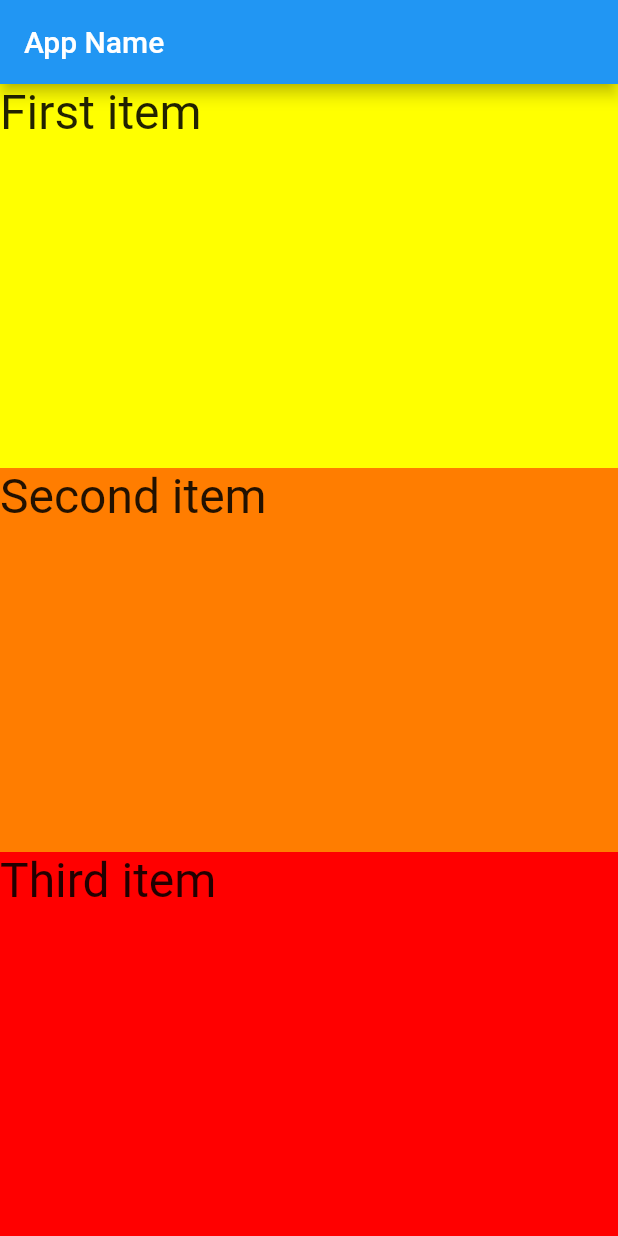
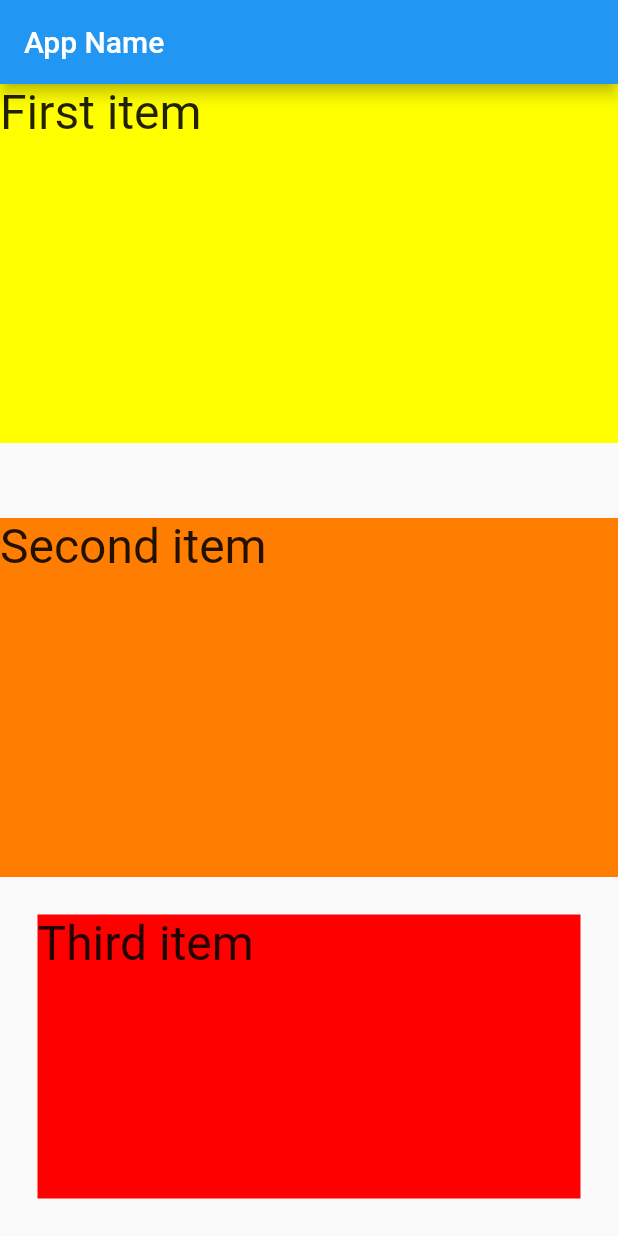
Before and after one commit to mouchi717/flutter_app_intro, a Flutter app: the screen it shows after launch, on a phone screen of 412 x 824 dp. Run offline on Flutter 3.47's test engine with Material 2 defaults, Android fonts, the phone set to English and light mode, and no system bars.

Commit message:
リスト3-13 Paddingを使ってみる

```diff
--- /dev/null
+++ b/lib/3-13/main.dart
@@ -0,0 +1,85 @@
+import 'package:flutter/material.dart';
+
+class MyApp313 extends StatelessWidget {
+
+  @override
+  Widget build(BuildContext context) {
+    return new MaterialApp(
+      title: 'Generated App',
+      theme: new ThemeData(
+        primarySwatch: Colors.blue,
+        primaryColor: const Color(0xFF2196f3),
+        accentColor: const Color(0xFF2196f3),
+        canvasColor: const Color(0xFFfafafa),
+      ),
+      home: new MyHomePage(),
+    );
+  }
+}
+
+class MyHomePage extends StatefulWidget {
+  MyHomePage({Key key}) : super(key: key);
+  @override
+  _MyHomePageState createState() => new _MyHomePageState();
+}
+
+class _MyHomePageState extends State<MyHomePage> {
+  @override
+  Widget build(BuildContext context) {
+    return new Scaffold(
+      appBar: new AppBar(
+        title: new Text('App Name'),
+      ),
+      body:
+        Column(
+          crossAxisAlignment: CrossAxisAlignment.stretch,
+          children: <Widget>[
+            Expanded(
+              child: Container(
+                color: Color.fromARGB(255, 255, 255, 0),
+                child: Text(
+                  'First item',
+                  style: TextStyle(fontSize: 32.0,
+                  fontWeight: FontWeight.w400,
+                  fontFamily: "Roboto"),
+                ),
+              ),
+            ),
+
+            Padding(
+              padding: EdgeInsets.all(25.0),
+            ),
+
+            Expanded(
+              child: Container(
+                color: Color.fromARGB(255, 255, 125, 0),
+                child: Text(
+                  'Second item',
+                    style: TextStyle(fontSize: 32.0,
+                      fontWeight: FontWeight.w400,
+                      fontFamily: "Roboto"),
+                ),
+              ),
+            ),
+
+            Expanded(
+              child: Padding(
+                padding: EdgeInsets.all(25.0),
+                child: Container(
+                  color: Color.fromARGB(255, 255, 0, 0),
+                  child: Text(
+                    'Third item',
+                      style: TextStyle(fontSize: 32.0,
+                        fontWeight: FontWeight.w400,
+                        fontFamily: "Roboto"),
+                  ),
+                ),
+              ),
+            ),
+          ]
+
+      ),
+
+    );
+  }
+}
--- a/lib/main.dart
+++ b/lib/main.dart
@@ -10,7 +10,8 @@ import 'package:flutter/material.dart';
 //import 'package:flutter_app_intro/3-9/main.dart';
 //import 'package:flutter_app_intro/3-10/main.dart';
 //import 'package:flutter_app_intro/3-11/main.dart';
-import 'package:flutter_app_intro/3-12/main.dart';
+//import 'package:flutter_app_intro/3-12/main.dart';
+import 'package:flutter_app_intro/3-13/main.dart';
 
 //void main() => runApp(new MyApp());
 //void main() => runApp(new MyApp31());
@@ -24,7 +25,8 @@ import 'package:flutter_app_intro/3-12/main.dart';
 //void main() => runApp(new MyApp39());
 //void main() => runApp(new MyApp310());
 //void main() => runApp(new MyApp311());
-void main() => runApp(new MyApp312());
+//void main() => runApp(new MyApp312());
+void main() => runApp(new MyApp313());
 
 class MyApp extends StatelessWidget {
 
```
